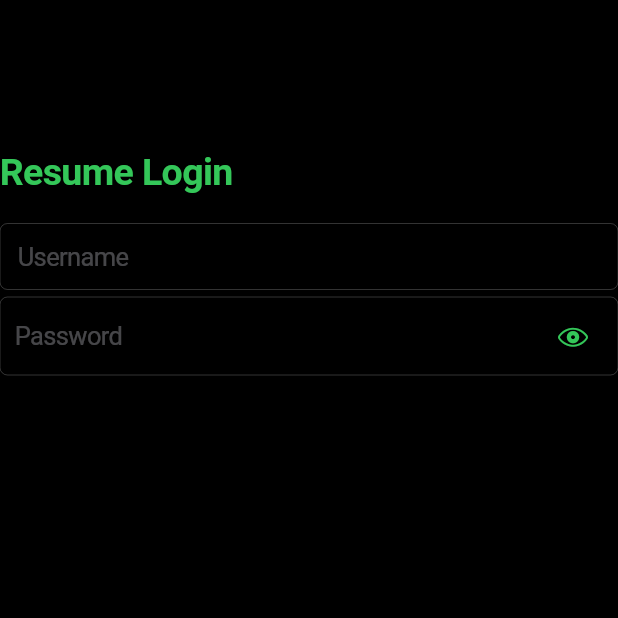
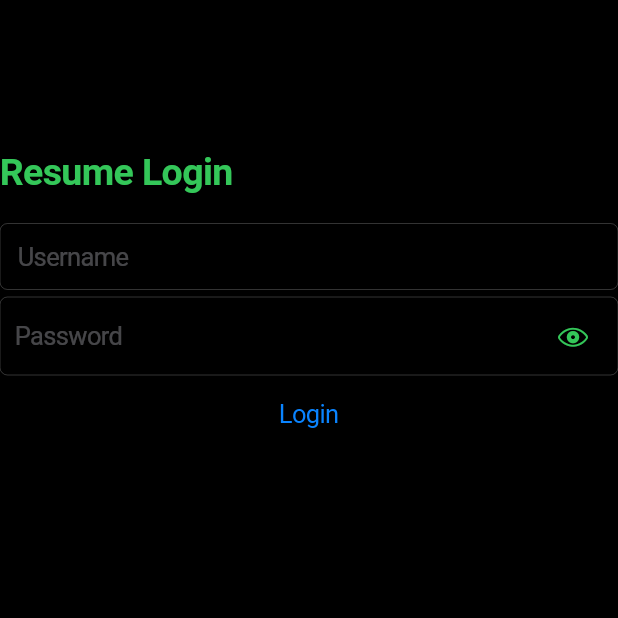
Before and after one commit to macapagal-marc-lawrence/Activity3-flutter, a Flutter app: the screen it shows after launch, on a phone screen of 412 x 824 dp, the top half of it. Run offline on Flutter 3.47's test engine with Material 3 defaults, Android fonts, the phone set to English and light mode, and no system bars.

Commit message:
testing commit
added the button login by kevin

```diff
--- a/lib/main.dart
+++ b/lib/main.dart
@@ -51,7 +51,8 @@ class _MyAppState extends State<MyApp> {
             });
           }),
 
-        )
+        ),
+        CupertinoButton(child: Text('Login'), onPressed: (){})
       ],
     )));
   }
```
